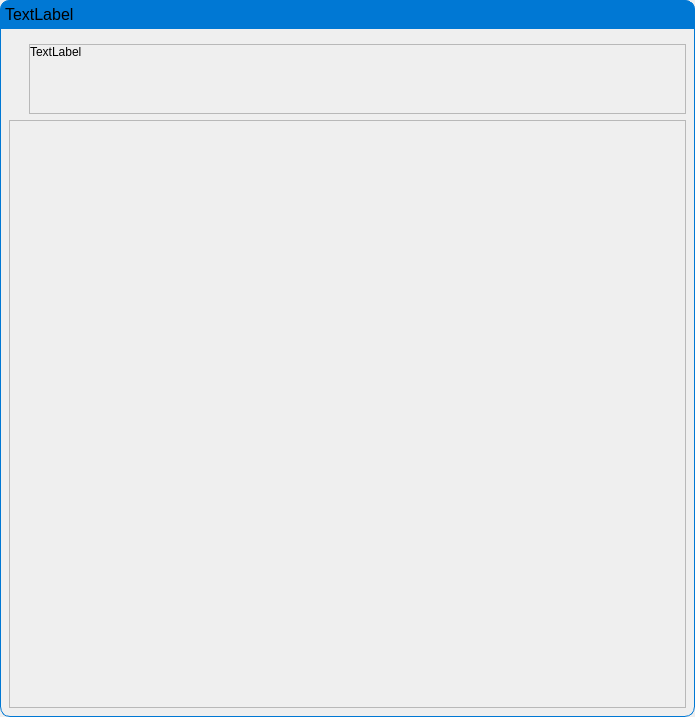
Before: the Qt Designer form ui/web_scrape_results_dialog.ui in TheCodingJsoftware/Invigo, drawn with Qt 5.
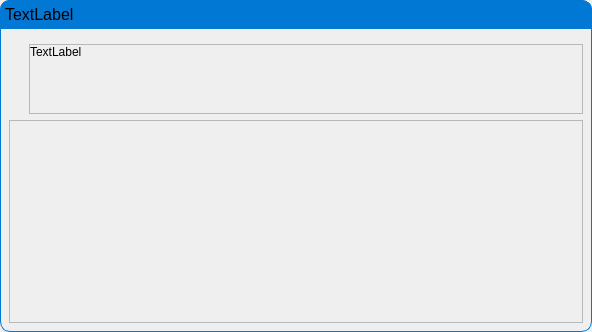
After: the same form once the commit is applied.

Diff of the .ui file:
```diff
--- a/ui/web_scrape_results_dialog.ui
+++ b/ui/web_scrape_results_dialog.ui
@@ -6,8 +6,8 @@
    <rect>
     <x>0</x>
     <y>0</y>
-    <width>695</width>
-    <height>717</height>
+    <width>592</width>
+    <height>332</height>
    </rect>
   </property>
   <property name="windowTitle">
@@ -146,7 +146,7 @@
               <rect>
                <x>0</x>
                <y>0</y>
-               <width>645</width>
+               <width>542</width>
                <height>69</height>
               </rect>
              </property>
@@ -210,8 +210,8 @@
             <rect>
              <x>0</x>
              <y>0</y>
-             <width>675</width>
-             <height>575</height>
+             <width>572</width>
+             <height>189</height>
             </rect>
            </property>
            <layout class="QVBoxLayout" name="verticalLayout_6">
```
